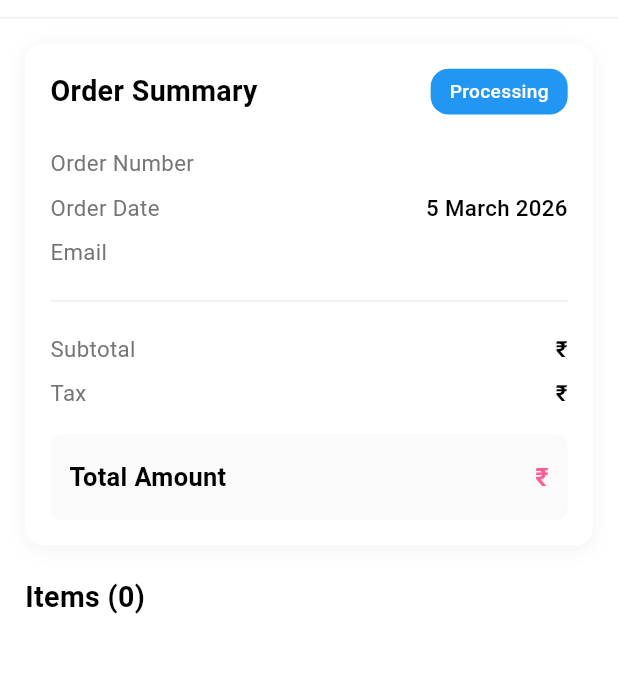
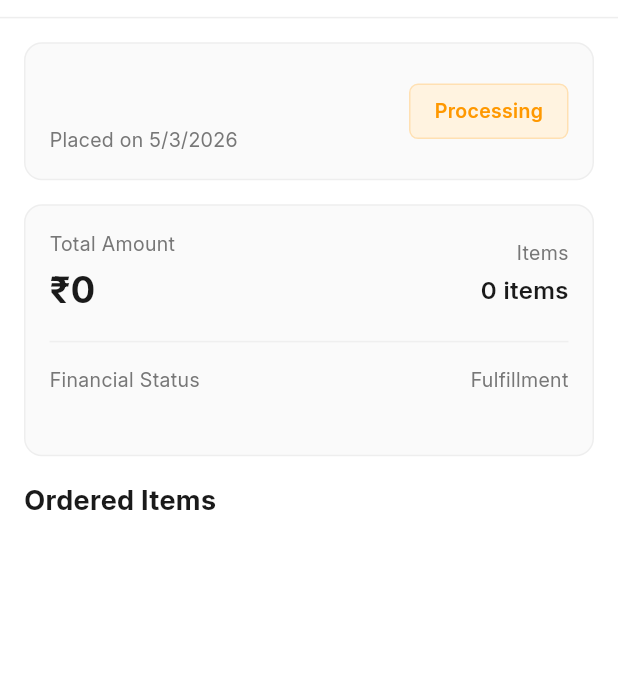
Before and after one commit to eisenheim07/glocure, a Flutter app: the OrderedItemsDetails screen opened directly with empty values, on a phone screen of 412 x 824 dp, the part 76-749 px from its top. Run offline on Flutter 3.47's test engine with Material 3 defaults, Android fonts, the phone set to English and light mode, and no system bars; our stand-ins replace connectivity_plus, flutter_bloc, flutter_svg, geocoding, geolocator, permission_handler and 3 more; missing offline and left inert: flutter_inappwebview; accounts and stored records are empty; project files that could hold a hidden picture were left out.

Commit message:
implement the order-list & ordered-item-details

```diff
--- a/lib/screens/ordered_items_details.dart
+++ b/lib/screens/ordered_items_details.dart
@@ -1,7 +1,7 @@
 import 'package:flutter/material.dart';
 import 'package:glocure/models/shopify_order_model.dart';
 import 'package:glocure/widgets/custom_app_bar.dart';
-import 'package:glocure/utils/size_utils.dart';
+import 'package:glocure/utils/format_utils.dart';
 
 class OrderedItemsDetails extends StatelessWidget {
   final ShopifyOrder order;
@@ -20,108 +20,84 @@ class OrderedItemsDetails extends StatelessWidget {
         showBackButton: true,
       ),
       body: SingleChildScrollView(
-        padding: EdgeInsets.all(16.h),
+        padding: const EdgeInsets.all(16),
         child: Column(
           crossAxisAlignment: CrossAxisAlignment.start,
           children: [
-            // Order Summary Card
-            _buildOrderSummaryCard(),
+            // Order Header Card
+            _buildOrderHeaderCard(),
 
-            SizedBox(height: 20.h),
+            const SizedBox(height: 16),
 
-            // Items Section
-            _buildItemsSection(),
+            // Order Details Card
+            _buildOrderDetailsCard(),
+
+            const SizedBox(height: 16),
+
+            // Ordered Items Section
+            _buildOrderedItemsSection(),
           ],
         ),
       ),
     );
   }
 
-  Widget _buildOrderSummaryCard() {
+  Widget _buildOrderHeaderCard() {
     return Container(
       width: double.infinity,
-      padding: EdgeInsets.all(16.h),
+      padding: const EdgeInsets.all(16),
       decoration: BoxDecoration(
-        color: Colors.white,
+        color: Colors.grey.shade50,
         borderRadius: BorderRadius.circular(12),
-        boxShadow: [
-          BoxShadow(
-            color: Colors.black.withOpacity(0.05),
-            blurRadius: 10,
-            offset: const Offset(0, 2),
+        border: Border.all(
+          color: Colors.grey.shade200,
+          width: 1,
         ),
-        ],
       ),
-      child: Column(
+      child: Row(
+        mainAxisAlignment: MainAxisAlignment.spaceBetween,
+        children: [
+          Column(
             crossAxisAlignment: CrossAxisAlignment.start,
             children: [
-          // Header
-          Row(
-            mainAxisAlignment: MainAxisAlignment.spaceBetween,
-            children: [
               Text(
-                'Order Summary',
-                style: TextStyle(
-                  fontSize: 18.fSize,
-                  fontWeight: FontWeight.w600,
-                  color: Colors.black,
+                order.name,
+                style: const TextStyle(
+                  fontSize: 24,
+                  fontWeight: FontWeight.w700,
+                  color: Color(0xFF1A1A1A),
+                  fontFamily: 'Inter',
                 ),
               ),
-              Container(
-                padding: EdgeInsets.symmetric(
-                  horizontal: 12.h,
-                  vertical: 6.h,
-                ),
-                decoration: BoxDecoration(
-                  color: Color(int.parse(order.statusColor.replaceFirst('#', '0xFF'))),
-                  borderRadius: BorderRadius.circular(12),
-                ),
-                child: Text(
-                  order.displayStatus,
-                  style: TextStyle(
-                    fontSize: 12.fSize,
-                    fontWeight: FontWeight.w500,
-                    color: Colors.white,
-                  ),
+              const SizedBox(height: 4),
+              Text(
+                'Placed on ${_formatDate(order.createdAt)}',
+                style: const TextStyle(
+                  fontSize: 13,
+                  color: Color(0xFF777777),
+                  fontFamily: 'Inter',
                 ),
               ),
             ],
           ),
-
-          SizedBox(height: 16.h),
-
-          // Order Details
-          _buildDetailRow('Order Number', order.name),
-          _buildDetailRow('Order Date', _formatDate(order.createdAt)),
-          _buildDetailRow('Email', order.email),
-
-          SizedBox(height: 16.h),
-
-          // Divider
           Container(
-            height: 1,
-            color: Colors.grey[200],
+            padding: const EdgeInsets.symmetric(horizontal: 16, vertical: 8),
+            decoration: BoxDecoration(
+              color: const Color(0xFFFFF3E0),
+              borderRadius: BorderRadius.circular(6),
+              border: Border.all(
+                color: const Color(0xFFFFE0B2),
+                width: 1,
               ),
-
-          SizedBox(height: 16.h),
-
-          // Price Details
-          _buildPriceRow('Subtotal', '₹${order.subtotalPrice}'),
-          _buildPriceRow('Tax', '₹${order.totalTax}'),
-
-          SizedBox(height: 12.h),
-
-          // Total
-          Container(
-            padding: EdgeInsets.symmetric(vertical: 8.h),
-            decoration: BoxDecoration(
-              color: Colors.grey[50],
-              borderRadius: BorderRadius.circular(8),
             ),
-            child: _buildPriceRow(
-              'Total Amount',
-              '₹${order.totalPrice}',
-              isTotal: true,
+            child: Text(
+              _getStatusText(order),
+              style: const TextStyle(
+                fontSize: 13,
+                fontWeight: FontWeight.w600,
+                color: Color(0xFFFF9800),
+                fontFamily: 'Inter',
+              ),
             ),
           ),
         ],
@@ -129,105 +105,128 @@ class OrderedItemsDetails extends StatelessWidget {
     );
   }
 
-  Widget _buildItemsSection() {
-    return Column(
-      crossAxisAlignment: CrossAxisAlignment.start,
-      children: [
-        Text(
-          'Items (${order.lineItems.length})',
-          style: TextStyle(
-            fontSize: 18.fSize,
-            fontWeight: FontWeight.w600,
-            color: Colors.black,
-          ),
-        ),
-
-        SizedBox(height: 12.h),
-
-        // Items List
-        ...order.lineItems.map((item) => _buildItemCard(item)).toList(),
-      ],
-    );
-  }
-
-  Widget _buildItemCard(ShopifyLineItem item) {
+  Widget _buildOrderDetailsCard() {
     return Container(
-      margin: EdgeInsets.only(bottom: 12.h),
-      padding: EdgeInsets.all(16.h),
+      width: double.infinity,
+      padding: const EdgeInsets.all(16),
       decoration: BoxDecoration(
-        color: Colors.white,
+        color: Colors.grey.shade50,
         borderRadius: BorderRadius.circular(12),
         border: Border.all(
-          color: Colors.grey[200]!,
+          color: Colors.grey.shade200,
           width: 1,
         ),
       ),
       child: Column(
         crossAxisAlignment: CrossAxisAlignment.start,
         children: [
-          // Item Title
-          Text(
-            item.title,
+          Row(
+            mainAxisAlignment: MainAxisAlignment.spaceBetween,
+            children: [
+              Column(
+                crossAxisAlignment: CrossAxisAlignment.start,
+                children: [
+                  const Text(
+                    'Total Amount',
                     style: TextStyle(
-              fontSize: 16.fSize,
-              fontWeight: FontWeight.w600,
-              color: Colors.black,
+                      fontSize: 13,
+                      color: Color(0xFF777777),
+                      fontFamily: 'Inter',
                     ),
                   ),
-
-          if (item.variantTitle.isNotEmpty) ...[
-            SizedBox(height: 4.h),
+                  const SizedBox(height: 4),
                   Text(
-              item.variantTitle,
-              style: TextStyle(
-                fontSize: 14.fSize,
-                color: Colors.grey[600],
+                    formatIndianCurrency(order.totalPrice),
+                    style: const TextStyle(
+                      fontSize: 24,
+                      fontWeight: FontWeight.w700,
+                      color: Color(0xFF1A1A1A),
+                      fontFamily: 'Inter',
                     ),
                   ),
                 ],
-
-          SizedBox(height: 12.h),
-
-          // Item Details
-          Row(
-            children: [
-              Expanded(
-                child: Column(
-                  crossAxisAlignment: CrossAxisAlignment.start,
-                  children: [
-                    if (item.sku.isNotEmpty) ...[
-                      _buildItemDetailRow('SKU', item.sku),
-                      SizedBox(height: 4.h),
-                    ],
-                    _buildItemDetailRow('Quantity', '${item.quantity}'),
-                    SizedBox(height: 4.h),
-                    _buildItemDetailRow('Price', item.formattedPrice),
-                    if (item.vendor.isNotEmpty) ...[
-                      SizedBox(height: 4.h),
-                      _buildItemDetailRow('Vendor', item.vendor),
-                    ],
-                  ],
               ),
-              ),
-
-              // Total Price
               Column(
                 crossAxisAlignment: CrossAxisAlignment.end,
                 children: [
-                  Text(
-                    'Total',
+                  const Text(
+                    'Items',
                     style: TextStyle(
-                      fontSize: 12.fSize,
-                      color: Colors.grey[600],
+                      fontSize: 13,
+                      color: Color(0xFF777777),
+                      fontFamily: 'Inter',
                     ),
                   ),
-                  SizedBox(height: 4.h),
+                  const SizedBox(height: 4),
                   Text(
-                    item.totalPrice,
+                    '${order.lineItems.length} items',
+                    style: const TextStyle(
+                      fontSize: 16,
+                      fontWeight: FontWeight.w600,
+                      color: Color(0xFF1A1A1A),
+                      fontFamily: 'Inter',
+                    ),
+                  ),
+                ],
+              ),
+            ],
+          ),
+
+          const SizedBox(height: 16),
+
+          Divider(
+            color: const Color(0xFFE5E5E5).withOpacity(0.5),
+            thickness: 1,
+            height: 1,
+          ),
+
+          const SizedBox(height: 16),
+
+          Row(
+            mainAxisAlignment: MainAxisAlignment.spaceBetween,
+            children: [
+              Column(
+                crossAxisAlignment: CrossAxisAlignment.start,
+                children: [
+                  const Text(
+                    'Financial Status',
                     style: TextStyle(
-                      fontSize: 16.fSize,
+                      fontSize: 13,
+                      color: Color(0xFF777777),
+                      fontFamily: 'Inter',
+                    ),
+                  ),
+                  const SizedBox(height: 4),
+                  Text(
+                    order.financialStatus.toUpperCase(),
+                    style: const TextStyle(
+                      fontSize: 14,
                       fontWeight: FontWeight.w600,
-                      color: const Color(0xFFFF5C9A),
+                      color: Color(0xFF1A1A1A),
+                      fontFamily: 'Inter',
+                    ),
+                  ),
+                ],
+              ),
+              Column(
+                crossAxisAlignment: CrossAxisAlignment.end,
+                children: [
+                  const Text(
+                    'Fulfillment',
+                    style: TextStyle(
+                      fontSize: 13,
+                      color: Color(0xFF777777),
+                      fontFamily: 'Inter',
+                    ),
+                  ),
+                  const SizedBox(height: 4),
+                  Text(
+                    order.fulfillmentStatus.toUpperCase(),
+                    style: const TextStyle(
+                      fontSize: 14,
+                      fontWeight: FontWeight.w600,
+                      color: Color(0xFF1A1A1A),
+                      fontFamily: 'Inter',
                     ),
                   ),
                 ],
@@ -239,90 +238,169 @@ class OrderedItemsDetails extends StatelessWidget {
     );
   }
 
-  Widget _buildDetailRow(String label, String value) {
-    return Padding(
-      padding: EdgeInsets.symmetric(vertical: 4.h),
+  Widget _buildOrderedItemsSection() {
+    return Column(
+      crossAxisAlignment: CrossAxisAlignment.start,
+      children: [
+        const Text(
+          'Ordered Items',
+          style: TextStyle(
+            fontSize: 18,
+            fontWeight: FontWeight.w700,
+            color: Color(0xFF1A1A1A),
+            fontFamily: 'Inter',
+          ),
+        ),
+
+        const SizedBox(height: 12),
+
+        // Items List
+        ...order.lineItems.map((item) => _buildItemCard(item)).toList(),
+      ],
+    );
+  }
+
+  Widget _buildItemCard(ShopifyLineItem item) {
+    return Container(
+      margin: const EdgeInsets.only(bottom: 12),
+      padding: const EdgeInsets.all(16),
+      decoration: BoxDecoration(
+        color: Colors.grey.shade50,
+        borderRadius: BorderRadius.circular(12),
+        border: Border.all(
+          color: Colors.grey.shade200,
+          width: 1,
+        ),
+      ),
       child: Row(
-        mainAxisAlignment: MainAxisAlignment.spaceBetween,
+        crossAxisAlignment: CrossAxisAlignment.start,
+        children: [
+          // Product Image Placeholder
+          Container(
+            width: 56,
+            height: 56,
+            decoration: BoxDecoration(
+              color: const Color(0xFFF5F5F5),
+              borderRadius: BorderRadius.circular(8),
+            ),
+            child: const Icon(
+              Icons.shopping_bag_outlined,
+              color: Color(0xFFCCCCCC),
+              size: 28,
+            ),
+          ),
+
+          const SizedBox(width: 12),
+
+          // Product Details
+          Expanded(
+            child: Column(
+              crossAxisAlignment: CrossAxisAlignment.start,
               children: [
                 Text(
-            label,
-            style: TextStyle(
-              fontSize: 14.fSize,
+                  item.title,
+                  style: const TextStyle(
+                    fontSize: 14,
+                    fontWeight: FontWeight.w600,
+                    color: Color(0xFF1A1A1A),
+                    fontFamily: 'Inter',
+                  ),
+                  maxLines: 2,
+                  overflow: TextOverflow.ellipsis,
+                ),
+
+                const SizedBox(height: 8),
+
+                // Quantity Badge
+                Container(
+                  padding: const EdgeInsets.symmetric(horizontal: 8, vertical: 4),
+                  decoration: BoxDecoration(
+                    color: const Color(0xFFFFF0F5),
+                    borderRadius: BorderRadius.circular(4),
+                  ),
+                  child: Text(
+                    'Qty: ${item.quantity}',
+                    style: const TextStyle(
+                      fontSize: 12,
+                      fontWeight: FontWeight.w600,
+                      color: Color(0xFFFF5C9A),
+                      fontFamily: 'Inter',
+                    ),
+                  ),
+                ),
+
+                const SizedBox(height: 8),
+
+                // Sold by text
+                Row(
+                  children: [
+                    Icon(
+                      Icons.store_outlined,
+                      size: 14,
                       color: Colors.grey[600],
                     ),
+                    const SizedBox(width: 4),
+                    Text(
+                      'Sold by Glo Cure',
+                      style: TextStyle(
+                        fontSize: 12,
+                        color: Colors.grey[600],
+                        fontFamily: 'Inter',
                       ),
+                    ),
+                  ],
+                ),
+              ],
+            ),
+          ),
+
+          const SizedBox(width: 12),
+
+          // Unit Price
+          Column(
+            crossAxisAlignment: CrossAxisAlignment.end,
+            children: [
+              const Text(
+                'Unit Price',
+                style: TextStyle(
+                  fontSize: 11,
+                  color: Color(0xFF777777),
+                  fontFamily: 'Inter',
+                ),
+              ),
+              const SizedBox(height: 4),
               Text(
-            value,
-            style: TextStyle(
-              fontSize: 14.fSize,
-              fontWeight: FontWeight.w500,
-              color: Colors.black,
+                formatIndianCurrency(item.price),
+                style: const TextStyle(
+                  fontSize: 14,
+                  fontWeight: FontWeight.w700,
+                  color: Color(0xFF1A1A1A),
+                  fontFamily: 'Inter',
                 ),
+              ),
+            ],
           ),
         ],
       ),
     );
   }
 
-  Widget _buildPriceRow(String label, String value, {bool isTotal = false}) {
-    return Padding(
-      padding: EdgeInsets.symmetric(
-        vertical: isTotal ? 8.h : 4.h,
-        horizontal: isTotal ? 12.h : 0,
-      ),
-      child: Row(
-        mainAxisAlignment: MainAxisAlignment.spaceBetween,
-        children: [
-          Text(
-            label,
-            style: TextStyle(
-              fontSize: isTotal ? 16.fSize : 14.fSize,
-              fontWeight: isTotal ? FontWeight.w600 : FontWeight.w400,
-              color: isTotal ? Colors.black : Colors.grey[600],
-            ),
-          ),
-          Text(
-            value,
-            style: TextStyle(
-              fontSize: isTotal ? 16.fSize : 14.fSize,
-              fontWeight: FontWeight.w600,
-              color: isTotal ? const Color(0xFFFF5C9A) : Colors.black,
-            ),
-          ),
-        ],
-      ),
-    );
+  String _formatDate(DateTime date) {
+    return '${date.day}/${date.month}/${date.year}';
   }
 
-  Widget _buildItemDetailRow(String label, String value) {
-    return Row(
-      children: [
-        Text(
-          '$label: ',
-          style: TextStyle(
-            fontSize: 12.fSize,
-            color: Colors.grey[600],
-          ),
-        ),
-        Text(
-          value,
-          style: TextStyle(
-            fontSize: 12.fSize,
-            fontWeight: FontWeight.w500,
-            color: Colors.black,
-          ),
-        ),
-      ],
-    );
-  }
+  String _getStatusText(ShopifyOrder order) {
+    final financial = order.financialStatus.toLowerCase();
+    final fulfillment = order.fulfillmentStatus.toLowerCase();
 
-  String _formatDate(DateTime date) {
-    final months = [
-      'January', 'February', 'March', 'April', 'May', 'June',
-      'July', 'August', 'September', 'October', 'November', 'December'
-    ];
-
-    return '${date.day} ${months[date.month - 1]} ${date.year}';
+    if (financial == 'paid' && fulfillment == 'fulfilled') {
+      return 'Delivered';
+    } else if (financial == 'pending' || fulfillment == 'unfulfilled') {
+      return 'Pending';
+    } else if (financial == 'refunded' || fulfillment == 'cancelled') {
+      return 'Cancelled';
+    } else {
+      return 'Processing';
     }
   }
+}
```
Also changed, not shown: lib/screens/order_screen.dart (+4 -3 lines). Lines whose indentation alone changed are shown as unchanged.
